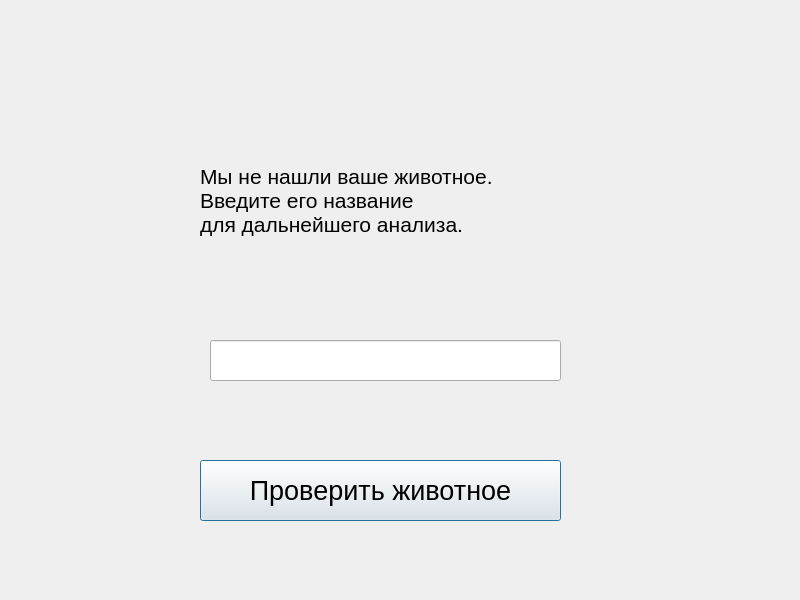
Old version of the form QtPetinator/checkanimal.ui in the repository krbroman/Petinator.
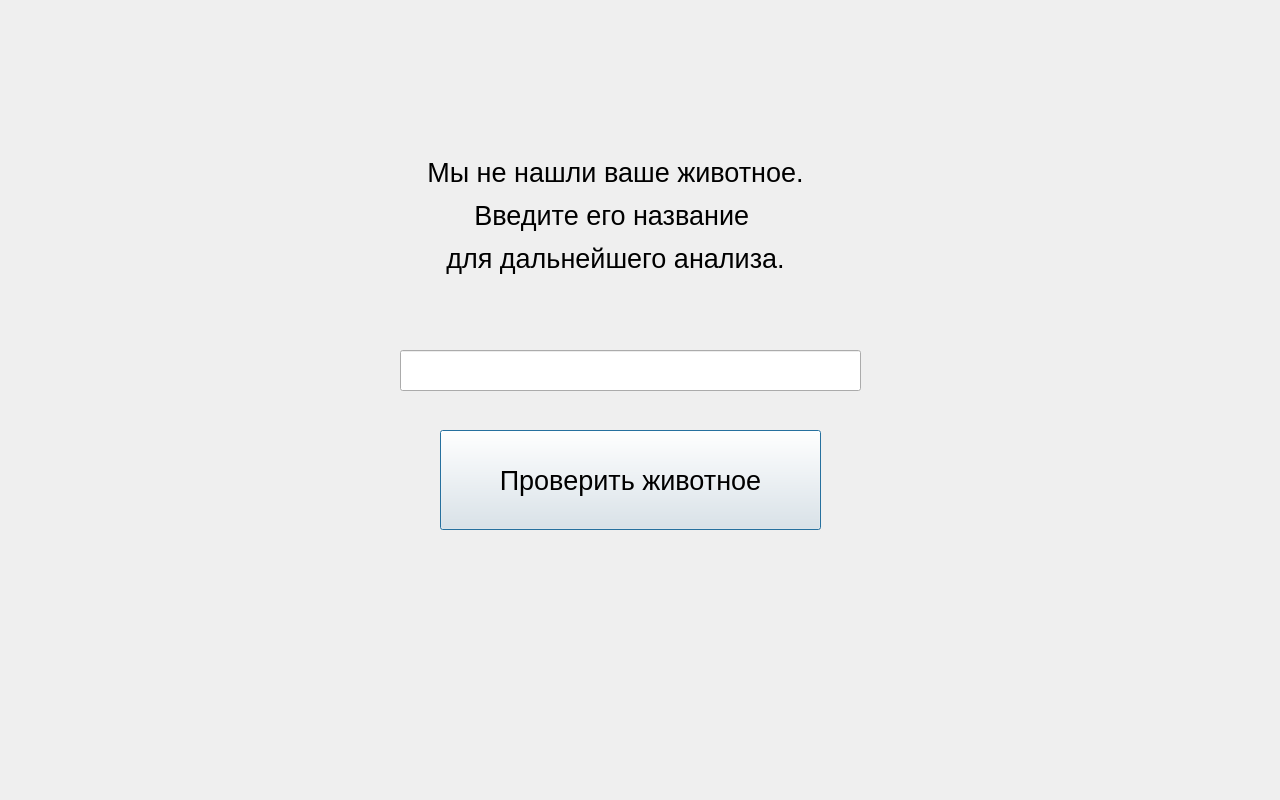
New version of the form.

The edit to the form file:
```diff
--- a/QtPetinator/checkanimal.ui
+++ b/QtPetinator/checkanimal.ui
@@ -6,8 +6,8 @@
    <rect>
     <x>0</x>
     <y>0</y>
-    <width>800</width>
-    <height>600</height>
+    <width>1280</width>
+    <height>800</height>
    </rect>
   </property>
   <property name="windowTitle">
@@ -16,30 +16,10 @@
   <widget class="QLabel" name="label">
    <property name="geometry">
     <rect>
-     <x>200</x>
-     <y>130</y>
-     <width>421</width>
-     <height>141</height>
-    </rect>
-   </property>
-   <property name="font">
-    <font>
-     <pointsize>16</pointsize>
-    </font>
-   </property>
-   <property name="text">
-    <string>Мы не нашли ваше животное.
-Введите его название 
-для дальнейшего анализа.</string>
-   </property>
-  </widget>
-  <widget class="QPushButton" name="pushButton">
-   <property name="geometry">
-    <rect>
-     <x>200</x>
-     <y>460</y>
-     <width>361</width>
-     <height>61</height>
+     <x>360</x>
+     <y>120</y>
+     <width>511</width>
+     <height>191</height>
     </rect>
    </property>
    <property name="font">
@@ -47,20 +27,41 @@
      <pointsize>20</pointsize>
     </font>
    </property>
+   <property name="layoutDirection">
+    <enum>Qt::LeftToRight</enum>
+   </property>
    <property name="text">
-    <string>Проверить животное</string>
+    <string>&lt;html&gt;&lt;head/&gt;&lt;body&gt;&lt;p align=&quot;center&quot;&gt;Мы не нашли ваше животное.&lt;/p&gt;&lt;p align=&quot;center&quot;&gt;Введите его название &lt;/p&gt;&lt;p align=&quot;center&quot;&gt;для дальнейшего анализа.&lt;/p&gt;&lt;/body&gt;&lt;/html&gt;</string>
    </property>
   </widget>
   <widget class="QLineEdit" name="usersAnimal">
    <property name="geometry">
     <rect>
-     <x>210</x>
-     <y>340</y>
-     <width>351</width>
+     <x>400</x>
+     <y>350</y>
+     <width>461</width>
      <height>41</height>
     </rect>
    </property>
   </widget>
+  <widget class="QPushButton" name="pushButton">
+   <property name="geometry">
+    <rect>
+     <x>440</x>
+     <y>430</y>
+     <width>381</width>
+     <height>100</height>
+    </rect>
+   </property>
+   <property name="font">
+    <font>
+     <pointsize>20</pointsize>
+    </font>
+   </property>
+   <property name="text">
+    <string>Проверить животное</string>
+   </property>
+  </widget>
  </widget>
  <resources/>
  <connections/>
```
